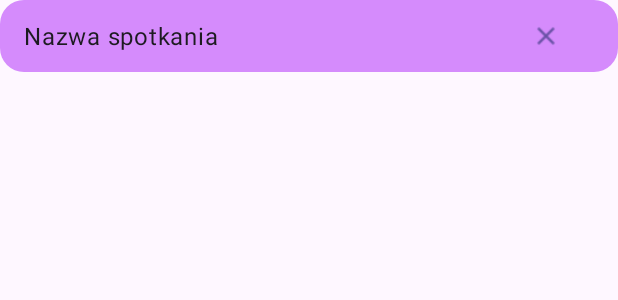
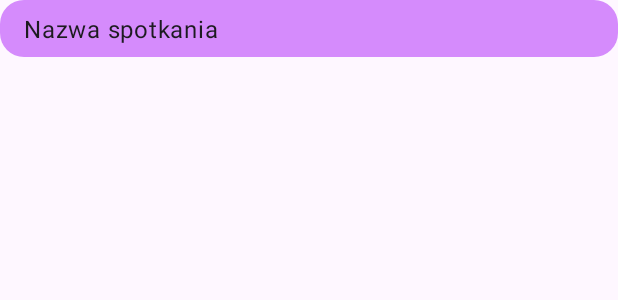
Before and after one commit to MissionSurvive/ProjektRiKWO, an Android app: the layout meetings_list_item_view.xml on its own in the app's theme, with its tools: preview values and no code run, on a phone screen of 412 x 824 dp. Shown: the top 300 px of the screen. Run offline under Robolectric (Android 15) with nearby library versions, the phone set to English and light mode, and no system bars.

Commit message:
Connecting adding events with months view and removed delete button from months view

```diff
--- a/app/src/main/res/layout/meetings_list_item_view.xml
+++ b/app/src/main/res/layout/meetings_list_item_view.xml
@@ -21,13 +21,4 @@
         android:text="Nazwa spotkania"
         android:textAppearance="@style/TextAppearance.Material3.BodyLarge"/>
 
-    <Button
-        style="?attr/materialIconButtonStyle"
-        android:id="@+id/iconButton"
-        android:layout_width="wrap_content"
-        android:layout_height="wrap_content"
-        android:layout_marginEnd="24dp"
-        app:icon="@drawable/outline_close_black_24"
-        />
-
 </LinearLayout>
```
Also changed, not shown: app/src/main/java/com/example/meetingapp/MainActivity.kt (+26 -0 lines).
